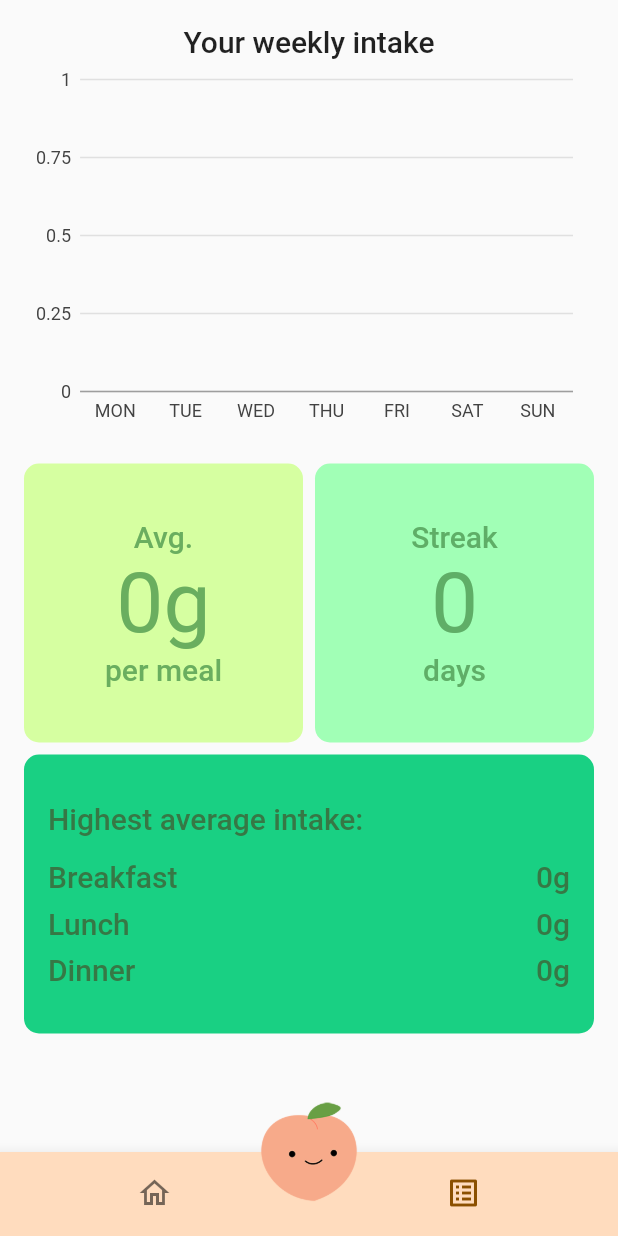
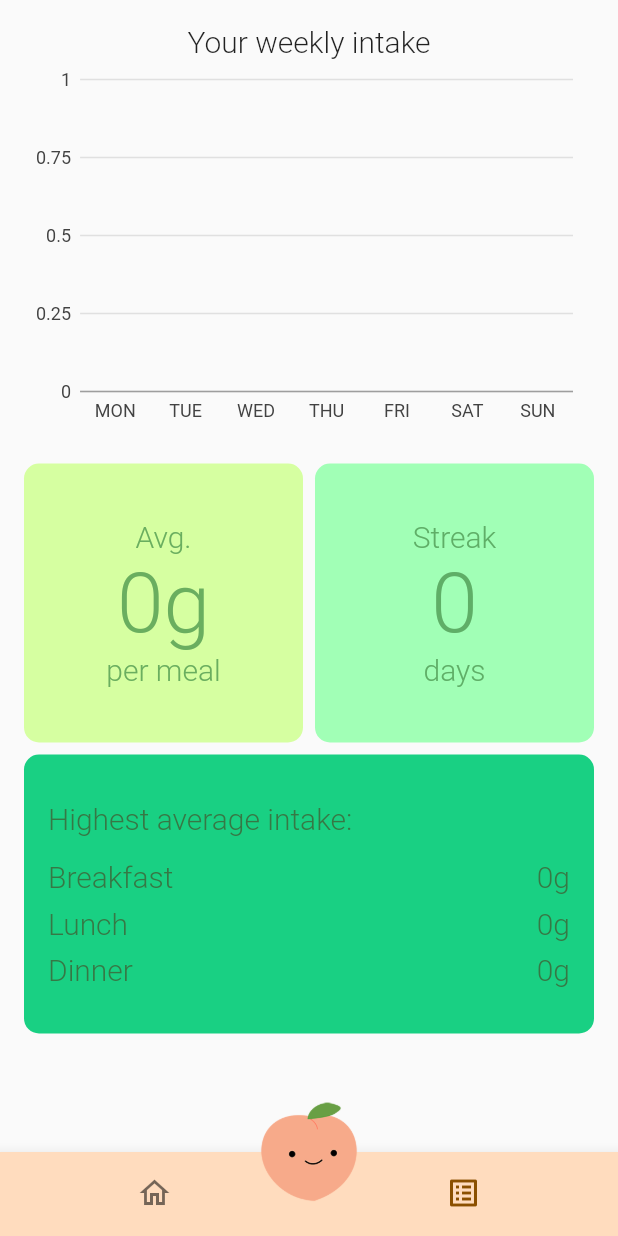
Before and after one commit to zachsao/ProteinTracker, a Flutter app: the screen it shows once a user with an empty profile is signed in, item 2 of the bottom bar chosen, on a phone screen of 412 x 824 dp. Run offline on Flutter 3.47's test engine with Material 2 defaults, Android fonts, the light colour scheme and no system bars; our stand-ins replace charts_flutter, cloud_firestore, firebase_auth, firebase_core, google_sign_in, gradient_widgets and 1 more; accounts and stored records are empty.

Commit message:
ui fixes

```diff
--- a/lib/weekly/intake_tile.dart
+++ b/lib/weekly/intake_tile.dart
@@ -31,7 +31,7 @@ class IntakeTile extends StatelessWidget {
                 style: Theme.of(context)
                     .textTheme
                     .titleLarge!
-                    .copyWith(color: textColor)),
+                    .copyWith(color: textColor, fontWeight: FontWeight.w300)),
             const SizedBox(height: 16),
             MealRow(title: "Breakfast", textColor: textColor, avg: breakfastAvg),
             const SizedBox(height: 8),
@@ -66,13 +66,13 @@ class MealRow extends StatelessWidget {
             style: Theme.of(context)
                 .textTheme
                 .titleLarge!
-                .copyWith(color: textColor)),
+                .copyWith(color: textColor, fontWeight: FontWeight.w300)),
         Text(
           avg,
           style: Theme.of(context)
               .textTheme
               .titleLarge!
-              .copyWith(color: textColor),
+              .copyWith(color: textColor, fontWeight: FontWeight.w300),
         ),
       ],
     );
--- a/lib/weekly/tile.dart
+++ b/lib/weekly/tile.dart
@@ -25,10 +25,10 @@ class Tile extends StatelessWidget {
         children: [
           Text(
             topText,
-            style: Theme.of(context).textTheme.titleLarge!.copyWith(color: textColor),
+            style: Theme.of(context).textTheme.titleLarge!.copyWith(color: textColor, fontWeight: FontWeight.w300),
           ),
-          Text(midText, style: Theme.of(context).textTheme.headline2!.copyWith(color: textColor)),
-          Text(bottomText, style: Theme.of(context).textTheme.titleLarge!.copyWith(color: textColor))
+          Text(midText, style: Theme.of(context).textTheme.headline2!.copyWith(color: textColor, fontWeight: FontWeight.w300)),
+          Text(bottomText, style: Theme.of(context).textTheme.titleLarge!.copyWith(color: textColor, fontWeight: FontWeight.w300))
         ],
       ),
     );
--- a/lib/weekly/weekly_page.dart
+++ b/lib/weekly/weekly_page.dart
@@ -7,6 +7,7 @@ import 'package:protein_tracker/weekly/weekly_chart.dart';
 import '../FoodRepository.dart';
 import '../models/meal.dart';
 import 'package:collection/collection.dart';
+import 'package:intl/intl.dart';
 import 'package:flutter_staggered_grid_view/flutter_staggered_grid_view.dart';
 
 class WeeklyPage extends StatefulWidget {
@@ -49,7 +50,7 @@ class WeeklyState extends State<WeeklyPage> {
           children: [
             Text(
               "Your weekly intake",
-              style: Theme.of(context).textTheme.titleLarge,
+              style: Theme.of(context).textTheme.titleLarge?.copyWith(fontWeight: FontWeight.w300),
             ),
             SizedBox(height: 250, child: WeeklyChart(foods: foods)),
             const SizedBox(
@@ -78,7 +79,7 @@ class WeeklyState extends State<WeeklyPage> {
                       textColor: Color(0xFF5FAE67),
                       topText: "Streak",
                       midText: "$streak",
-                      bottomText: "days"),
+                      bottomText: Intl.plural(streak, other: "days", one: "day")),
                 ),
                 StaggeredGridTile.count(
                   crossAxisCellCount: 2,
```
